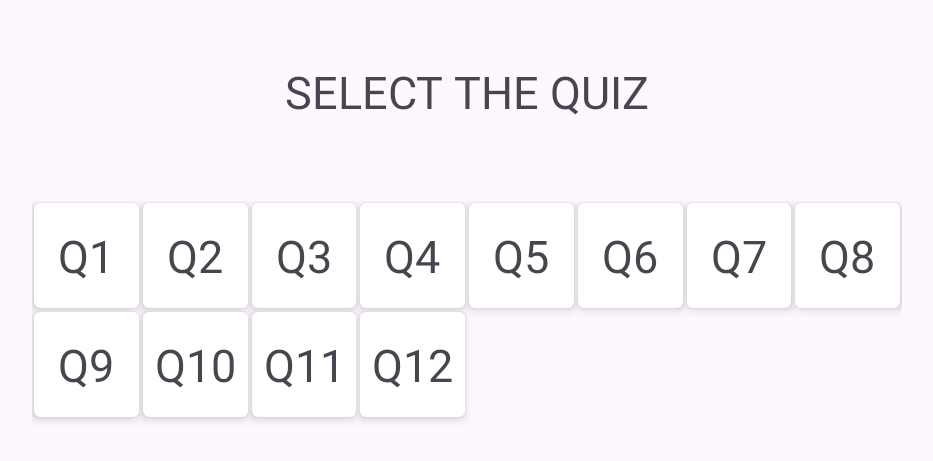
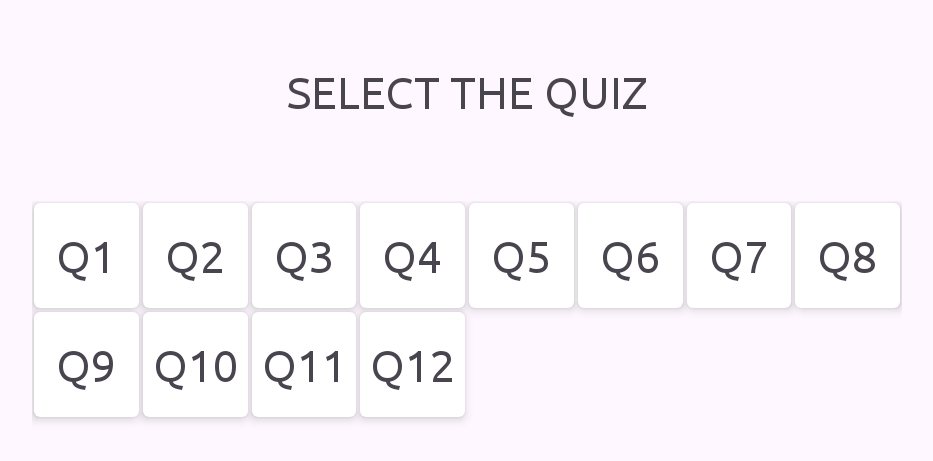
Before and after one commit to ho9938/AzaeQuiz, an Android app: the screen it shows after launch (QuizListActivity), after a tap on "NORMAL MODE", on a phone screen of 824 x 412 dp (held sideways). Shown: the top 461 px of the screen, without its empty margins (151-1084 px from the left). Run offline under Robolectric (Android 15) with nearby library versions, the phone set to English and light mode, and no system bars; libraries missing offline, so code that uses them is left out: com.google.mlkit.vision.

Commit message:
implement customized font

```diff
--- /dev/null
+++ b/app/src/main/res/font/ubuntu.xml
@@ -0,0 +1,24 @@
+<?xml version="1.0" encoding="utf-8"?>
+<font-family
+    xmlns:android="http://schemas.android.com/apk/res/android"
+    xmlns:app="http://schemas.android.com/apk/res-auto">
+
+    <!--regular-->
+    <font
+        android:font="@font/ubuntu_regular"
+        android:fontStyle="normal"
+        android:fontWeight="400"
+        app:font="@font/ubuntu_regular"
+        app:fontStyle="normal"
+        app:fontWeight="500" />
+
+    <!--bold-->
+    <font
+        android:font="@font/ubuntu_bold"
+        android:fontStyle="normal"
+        android:fontWeight="700"
+        app:font="@font/ubuntu_bold"
+        app:fontStyle="normal"
+        app:fontWeight="1000" />
+
+</font-family>
--- a/app/src/main/res/values-night/themes.xml
+++ b/app/src/main/res/values-night/themes.xml
@@ -5,5 +5,11 @@
         <!-- <item name="colorPrimary">@color/my_dark_primary</item> -->
         <item name="android:windowFullscreen">true</item>
         <item name="android:windowAnimationStyle">@null</item>
+
+        <item name="android:textViewStyle">@style/ubuntuTextViewFontStyle</item>
+        <item name="android:buttonStyle">@style/ubuntuButtonFontStyle</item>
+        <item name="android:editTextStyle">@style/ubuntuEditTextFontStyle</item>
+        <item name="android:radioButtonStyle">@style/ubuntuRadioButtonFontStyle</item>
+        <item name="android:checkboxStyle">@style/ubuntuCheckboxFontStyle</item>
     </style>
 </resources>
--- /dev/null
+++ b/app/src/main/res/values/font_style.xml
@@ -0,0 +1,25 @@
+<?xml version="1.0" encoding="utf-8"?>
+<resources>
+
+    <!-- Custom font 적용 -->
+    <style name="ubuntuTextViewFontStyle" parent="@android:style/Widget.DeviceDefault.TextView">
+        <item name="android:fontFamily">@font/ubuntu</item>
+    </style>
+
+    <style name="ubuntuButtonFontStyle" parent="@android:style/Widget.DeviceDefault.Button.Borderless">
+        <item name="android:fontFamily">@font/ubuntu</item>
+    </style>
+
+    <style name="ubuntuEditTextFontStyle" parent="@android:style/Widget.DeviceDefault.EditText">
+        <item name="android:fontFamily">@font/ubuntu</item>
+    </style>
+
+    <style name="ubuntuRadioButtonFontStyle" parent="@android:style/Widget.DeviceDefault.CompoundButton.RadioButton">
+        <item name="android:fontFamily">@font/ubuntu</item>
+    </style>
+
+    <style name="ubuntuCheckboxFontStyle" parent="@android:style/Widget.DeviceDefault.CompoundButton.CheckBox">
+        <item name="android:fontFamily">@font/ubuntu</item>
+    </style>
+
+</resources>
--- a/app/src/main/res/values/themes.xml
+++ b/app/src/main/res/values/themes.xml
@@ -5,6 +5,12 @@
         <!-- <item name="colorPrimary">@color/my_light_primary</item> -->
         <item name="android:windowFullscreen">true</item>
         <item name="android:windowAnimationStyle">@null</item>
+
+        <item name="android:textViewStyle">@style/ubuntuTextViewFontStyle</item>
+        <item name="android:buttonStyle">@style/ubuntuButtonFontStyle</item>
+        <item name="android:editTextStyle">@style/ubuntuEditTextFontStyle</item>
+        <item name="android:radioButtonStyle">@style/ubuntuRadioButtonFontStyle</item>
+        <item name="android:checkboxStyle">@style/ubuntuCheckboxFontStyle</item>
     </style>
 
     <style name="Theme.AzaeQuiz" parent="Base.Theme.AzaeQuiz" />
```
Also changed, not shown: app/src/main/java/com/example/azaequiz/OutLineTextView.java (added, +50 -0 lines), app/src/main/res/layout/activity_result.xml (+14 -6 lines), app/src/main/res/values/attrs.xml (added, +8 -0 lines), app/src/main/res/font/ubuntu_bold.ttf (added), app/src/main/res/font/ubuntu_italic.ttf (added), app/src/main/res/font/ubuntu_light.ttf (added), app/src/main/res/font/ubuntu_medium.ttf (added), app/src/main/res/font/ubuntu_regular.ttf (added).
